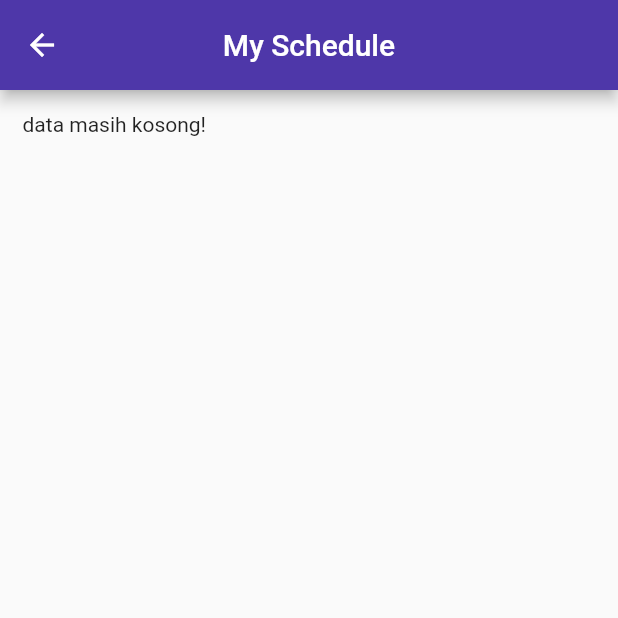
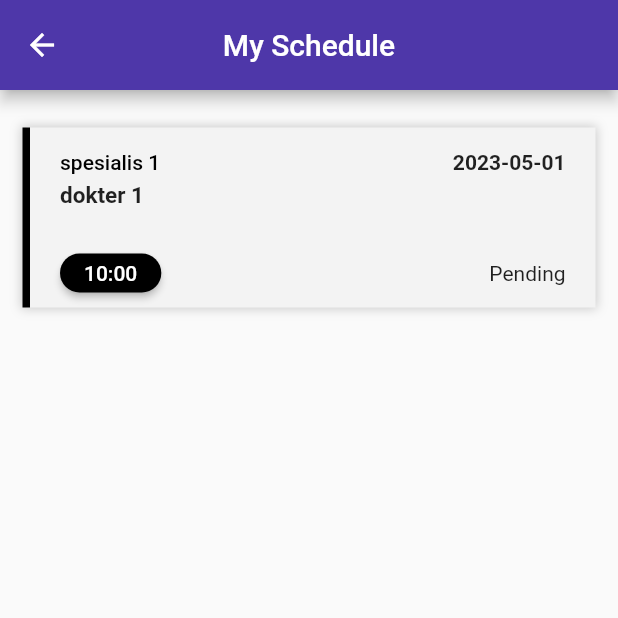
Before and after one commit to MhmmdSyahputra/Mental_Boost-App, a Flutter app: the screen it shows after launch, item 5 of the bottom bar chosen, after a tap on the "event note" icon, on a phone screen of 412 x 824 dp, the top half of it. Run offline on Flutter 3.47's test engine with Material 2 defaults, Android fonts, the phone set to English and light mode, and no system bars; our stand-ins replace date_time_picker; network calls fail.

Commit message:
testing use data in file at screen tips

```diff
--- a/lib/providers/ScheduleProvider.dart
+++ b/lib/providers/ScheduleProvider.dart
@@ -2,7 +2,21 @@ import 'package:flutter/material.dart';
 import 'package:mentalboost/model/ScheduleModel.dart';
 
 class ScheduleProvider with ChangeNotifier {
-  List<ScheduleModel> _scheduleList = [];
+  List<ScheduleModel> _scheduleList = [
+    ScheduleModel(
+      id: '1',
+      profilDokter: 'profil dokter 1',
+      nameDokter: 'dokter 1',
+      priceDokter: '100000',
+      spesialisDokter: 'spesialis 1',
+      namePasien: 'pasien 1',
+      agePasien: '25',
+      appointment: '2023-05-01 10:00',
+      color: Colors.black,
+      time: '10:00',
+      date: '2023-05-01',
+    ),
+  ];
 
   List<ScheduleModel> get scheduleList => _scheduleList;
 
--- a/lib/views/ScreenTips.dart
+++ b/lib/views/ScreenTips.dart
@@ -1,6 +1,7 @@
 import 'package:flutter/material.dart';
 import 'package:flutter/src/widgets/framework.dart';
 import 'package:flutter/src/widgets/placeholder.dart';
+import 'package:mentalboost/utils/data.dart';
 
 import '../widgets/WidgetDokter.dart';
 import '../widgets/WidgetTips.dart';
@@ -35,46 +36,12 @@ class TipsScreen extends StatelessWidget {
               ),
               Container(
                 child: Column(
-                  children: <Widget>[
-                    WidgetTips(
-                      id: 1,
-                      coverTips: 'assets/images/tips/tips-1.png',
-                      titleTips: 'Menjaga Kesehatan Mental Selama Pandemi',
-                      contentTips: 'lorem ipsum',
-                      categoryTips: 'Kesehatan',
-                    ),
-                    WidgetTips(
-                      id: 2,
-                      coverTips: 'assets/images/tips/tips-2.png',
-                      titleTips: 'Tips Memilih Mainan Anak yang Aman dan Sehat',
-                      contentTips: 'lorem ipsum',
-                      categoryTips: 'Keluarga',
-                    ),
-                    WidgetTips(
-                      id: 3,
-                      coverTips: 'assets/images/tips/tips-3.png',
-                      titleTips: 'Tips Mengatasi Masalah Tidur atau Insomnia',
-                      contentTips: 'lorem ipsum',
-                      categoryTips: 'Kesehatan',
-                    ),
-                    WidgetTips(
-                      id: 4,
-                      coverTips: 'assets/images/tips/tips-4.png',
-                      titleTips:
-                          'Kiat Mengatasi Stres dan Kecemasan Secara Alami',
-                      contentTips: 'lorem ipsum',
-                      categoryTips: 'Kesehatan',
-                    ),
-                    WidgetTips(
-                      id: 5,
-                      coverTips: 'assets/images/tips/tips-5.png',
-                      titleTips:
-                          'Pentingnya Menjaga Kesehatan Mental Keluarga dalam Keseharian',
-                      contentTips: 'lorem ipsum',
-                      categoryTips: 'Kesehatan',
-                    ),
-                  ],
-                ),
+                    children: List.generate(
+                        artikel.length,
+                        (index) => Padding(
+                              padding: EdgeInsets.all(0),
+                              child: WidgetTips(data: artikel[index]),
+                            ))),
               ),
             ]),
           )
--- a/lib/widgets/WidgetTips.dart
+++ b/lib/widgets/WidgetTips.dart
@@ -1,19 +1,21 @@
 import 'package:flutter/material.dart';
 
 class WidgetTips extends StatefulWidget {
-  final id;
-  final coverTips;
-  final titleTips;
-  final contentTips;
-  final categoryTips;
-  const WidgetTips(
-      {super.key,
-      this.id,
-      this.coverTips,
-      this.titleTips,
-      this.contentTips,
-      this.categoryTips});
+  // final id;
+  // final coverTips;
+  // final titleTips;
+  // final contentTips;
+  // final categoryTips;
+  // const WidgetTips(
+  //     {super.key,
+  //     this.id,
+  //     this.coverTips,
+  //     this.titleTips,
+  //     this.contentTips,
+  //     this.categoryTips});
 
+  final data;
+  const WidgetTips({super.key, this.data});
   @override
   State<WidgetTips> createState() => _WidgetTipsState();
 }
@@ -45,7 +47,7 @@ class _WidgetTipsState extends State<WidgetTips> {
                 borderRadius: BorderRadius.circular(10),
                 image: DecorationImage(
                   fit: BoxFit.cover,
-                  image: AssetImage(widget.coverTips),
+                  image: AssetImage(widget.data['coverTips']),
                 ),
               ),
             ),
@@ -55,7 +57,7 @@ class _WidgetTipsState extends State<WidgetTips> {
                 crossAxisAlignment: CrossAxisAlignment.start,
                 children: [
                   Text(
-                    widget.titleTips,
+                    widget.data['titleTips'],
                     style: TextStyle(
                       fontWeight: FontWeight.bold,
                       fontSize: 15,
@@ -65,7 +67,7 @@ class _WidgetTipsState extends State<WidgetTips> {
                   Align(
                     alignment: Alignment.centerRight,
                     child: Text(
-                      widget.categoryTips,
+                      widget.data['categoryTips'],
                       style: TextStyle(fontSize: 15, color: Color(0xFF4E37A9)),
                     ),
                   ),
--- a/lib/widgets/widgetCardSchedule.dart
+++ b/lib/widgets/widgetCardSchedule.dart
@@ -96,7 +96,7 @@ class _WidgetMyScheduleState extends State<WidgetMySchedule> {
                                 shape: RoundedRectangleBorder(
                                   borderRadius: BorderRadius.circular(20),
                                 ),
-                                primary: Color(0xFF4E37A9)),
+                                primary: widget.color),
                           ),
                         ),
                         Expanded(
```
Also changed, not shown: lib/utils/data.dart (added, +38 -0 lines).
